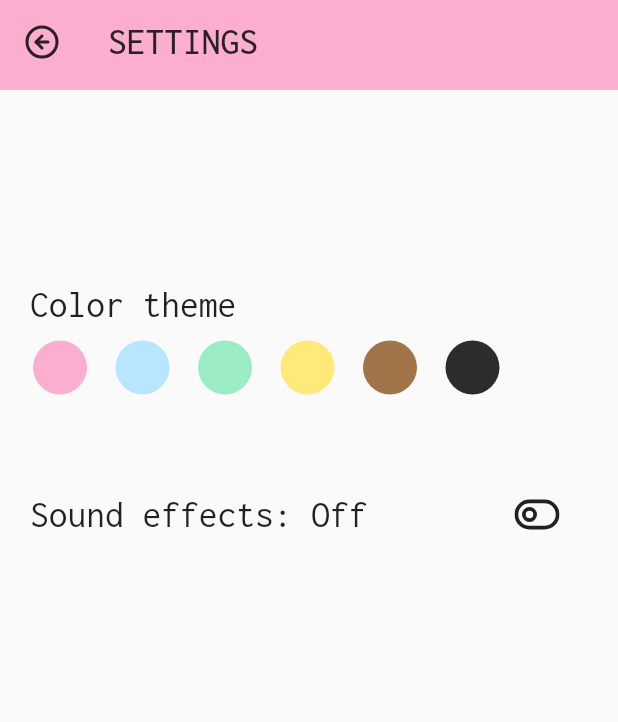
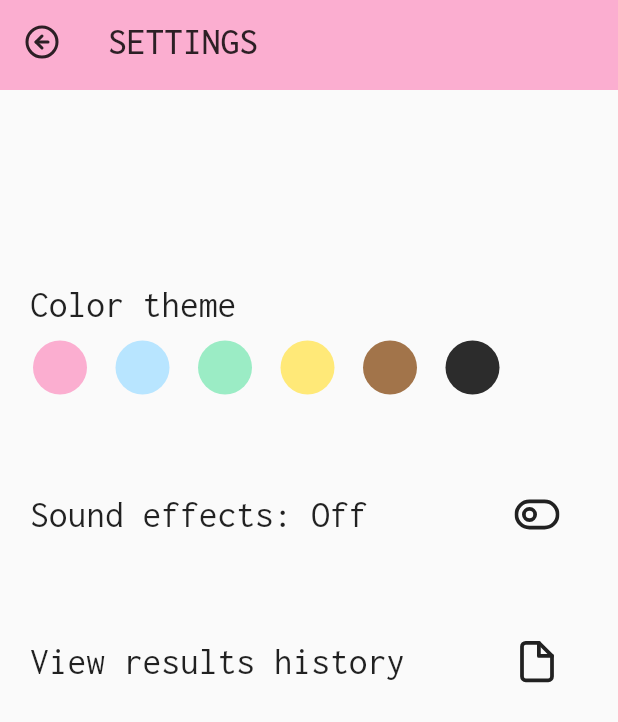
Before and after one commit to gracebmanning/cowculator, a Flutter app: the Settings screen opened by its route, after a tap on an icon or button, on a phone screen of 412 x 824 dp. Shown: the top 722 px of the screen. Run offline on Flutter 3.47's test engine with Material 2 defaults, Android fonts, the phone set to English and light mode, and no system bars; our stand-ins replace audioplayers, flutter_feather_icons, math_expressions, shared_preferences; missing offline and left inert: blobs; accounts and stored records are empty.

Commit message:
sound effects, history

```diff
--- a/lib/components/appbar.dart
+++ b/lib/components/appbar.dart
@@ -41,6 +41,7 @@ class SettingsAppbar extends StatelessWidget {
   }
 }
 
+
 // flutter pub get new_gradient_app_bar to use
 /*class MainAppbarGradient extends StatelessWidget {
   MainAppbarGradient(
--- a/lib/constants/icons.dart
+++ b/lib/constants/icons.dart
@@ -3,7 +3,7 @@ import 'package:flutter_feather_icons/flutter_feather_icons.dart';
 
 // MAIN PAGE
 const settings = Icon(FeatherIcons.settings);
-const percent = Icon(CupertinoIcons.percent, size: 35);
+const percent = Icon(FeatherIcons.percent, size: 30);
 const divide = Icon(CupertinoIcons.divide, size: 35);
 const multiply = Icon(CupertinoIcons.multiply, size: 35);
 const minus = Icon(CupertinoIcons.minus, size: 35);
@@ -15,3 +15,4 @@ const equal = Icon(CupertinoIcons.equal, size: 35);
 const backArrow = Icon(FeatherIcons.arrowLeftCircle);
 const toggleRight = Icon(FeatherIcons.toggleRight, size: 30);
 const toggleLeft = Icon(FeatherIcons.toggleLeft, size: 30);
+const file = Icon(FeatherIcons.file, size: 30);
--- a/lib/settings.dart
+++ b/lib/settings.dart
@@ -1,38 +1,58 @@
+import 'package:cowculator/history.dart';
 import 'package:cowculator/main.dart';
 import 'package:flutter/material.dart';
-import 'package:flutter_feather_icons/flutter_feather_icons.dart';
-
 import 'components/appbar.dart';
 import 'components/colorbuttons.dart';
 import 'constants/colors.dart';
 import 'constants/icons.dart';
 
 class Settings extends StatefulWidget {
-  Settings({Key? key, required this.color}) : super(key: key);
+  Settings({Key? key, required this.color, required this.soundEffects})
+      : super(key: key);
   Color color;
+  bool soundEffects;
 
   @override
   State<Settings> createState() => _SettingsState();
 }
 
 class _SettingsState extends State<Settings> {
-  bool soundEffects = true;
-  String toggleLabel = "On";
-  Icon toggleIcon = toggleRight;
+  late String toggleLabel = widget.soundEffects ? "On" : "Off";
+  late Icon toggleIcon = widget.soundEffects ? toggleRight : toggleLeft;
   // OFF left, ON right
+
+  _viewMain() {
+    Navigator.pushAndRemoveUntil(
+        context,
+        MaterialPageRoute(
+            builder: (context) =>
+                Main(color: widget.color, soundEffects: widget.soundEffects)),
+        (route) => false);
+  }
 
   _toggleSound() {
     setState(() {
-      if (soundEffects) {
-        soundEffects = false;
+      if (widget.soundEffects) {
+        widget.soundEffects = false;
         toggleLabel = "Off";
         toggleIcon = toggleLeft;
       } else {
-        soundEffects = true;
+        widget.soundEffects = true;
         toggleLabel = "On";
         toggleIcon = toggleRight;
       }
     });
+  }
+
+  _viewHistory() {
+    Navigator.pushAndRemoveUntil(
+        context,
+        MaterialPageRoute(
+            builder: (context) => History(
+                  color: widget.color,
+                  soundEffects: widget.soundEffects,
+                )),
+        (route) => false);
   }
 
   _setColor(Color newColor) {
@@ -52,11 +72,7 @@ class _SettingsState extends State<Settings> {
           leading: IconButton(
               icon: backArrow,
               onPressed: () {
-                Navigator.pushAndRemoveUntil(
-                    context,
-                    MaterialPageRoute(
-                        builder: (context) => Main(color: widget.color)),
-                    (route) => false);
+                _viewMain();
               }),
         ),
       ),
@@ -95,6 +111,17 @@ class _SettingsState extends State<Settings> {
                 ],
               ),
             ),
+            Padding(
+              padding: const EdgeInsets.only(top: 50, right: 30),
+              child: Row(
+                mainAxisAlignment: MainAxisAlignment.spaceBetween,
+                children: [
+                  const Text("View results history",
+                      style: TextStyle(fontSize: 25)),
+                  IconButton(icon: file, onPressed: _viewHistory),
+                ],
+              ),
+            ),
           ],
         ),
       ),
--- a/pubspec.yaml
+++ b/pubspec.yaml
@@ -37,6 +37,8 @@ dependencies:
   flutter_feather_icons: ^2.0.0+1
   math_expressions: ^2.3.1
   blobs: ^2.0.0
+  audioplayers: ^1.0.1
+  shared_preferences: ^2.0.15
 
 
 dev_dependencies:
@@ -60,6 +62,9 @@ flutter:
   # included with your application, so that you can use the icons in
   # the material Icons class.
   uses-material-design: true
+
+  assets:
+    - assets/CowMoo2.mp3
 
   fonts:
     - family: Inconsolata
```
Also changed, not shown: lib/calculator.dart (+80 -18 lines), lib/history.dart (added, +46 -0 lines), lib/main.dart (+22 -15 lines), pubspec.lock, 4 other files.
